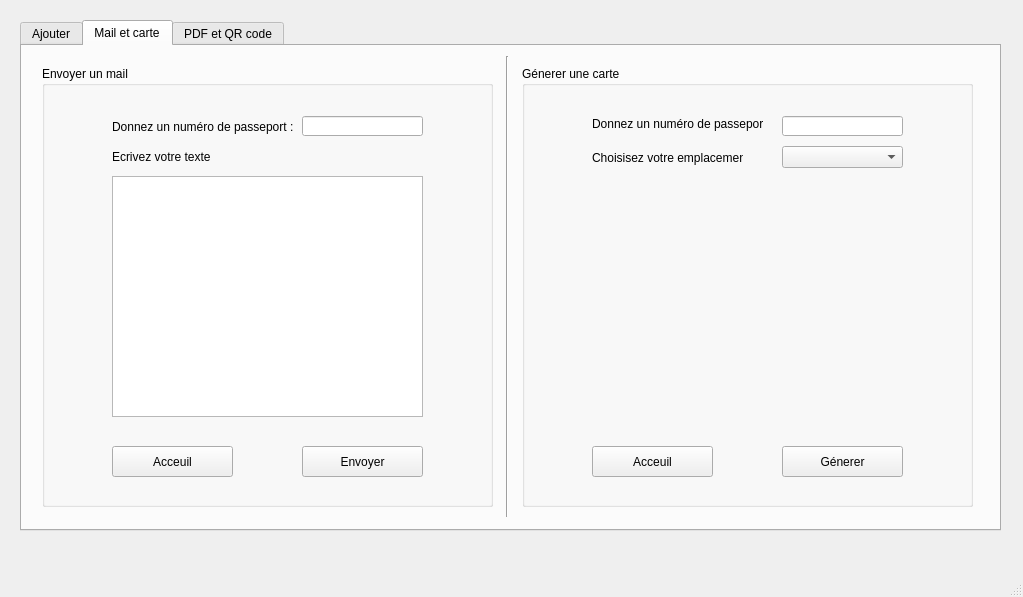
Above: mainwindow.ui from aziz212002/SMART-AIRPORT-2A21 before the change. Below: the same form after it.
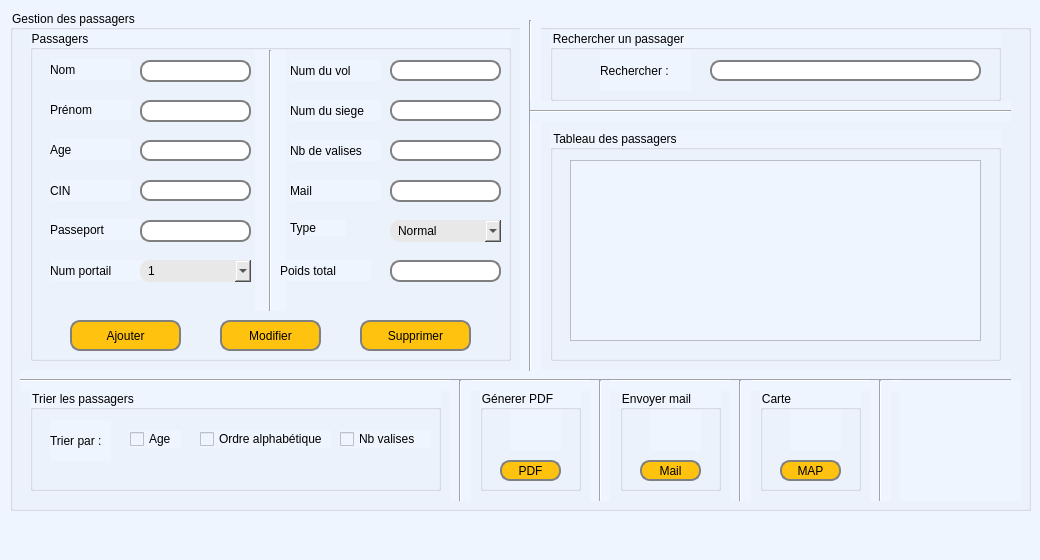
That is the form after the change. The open tabs and pages were chosen to show the change.

Patch:
```diff
--- a/mainwindow.ui
+++ b/mainwindow.ui
@@ -6,39 +6,41 @@
    <rect>
     <x>0</x>
     <y>0</y>
-    <width>1023</width>
-    <height>597</height>
+    <width>1040</width>
+    <height>560</height>
    </rect>
   </property>
   <property name="windowTitle">
    <string>Saisie des passagers</string>
   </property>
+  <property name="styleSheet">
+   <string notr="true">background-color:rgb(239, 245, 255);</string>
+  </property>
   <widget class="QWidget" name="centralwidget">
-   <widget class="QTabWidget" name="tabWidget">
+   <widget class="QGroupBox" name="groupBox">
     <property name="geometry">
      <rect>
-      <x>20</x>
-      <y>20</y>
-      <width>981</width>
-      <height>511</height>
+      <x>10</x>
+      <y>10</y>
+      <width>1021</width>
+      <height>501</height>
      </rect>
     </property>
-    <property name="currentIndex">
-     <number>0</number>
+    <property name="title">
+     <string>Gestion des passagers</string>
     </property>
-    <widget class="QWidget" name="tab">
-     <attribute name="title">
-      <string>Ajouter</string>
-     </attribute>
      <widget class="QGroupBox" name="groupBox_5">
       <property name="geometry">
        <rect>
-        <x>10</x>
+       <x>20</x>
         <y>20</y>
-        <width>471</width>
-        <height>321</height>
-       </rect>
-      </property>
+       <width>481</width>
+       <height>331</height>
+      </rect>
+     </property>
+     <property name="styleSheet">
+      <string notr="true"/>
+     </property>
       <property name="title">
        <string>Passagers</string>
       </property>
@@ -90,6 +92,13 @@
          <height>22</height>
         </rect>
        </property>
+      <property name="styleSheet">
+       <string notr="true">background-color:rgb(255, 255, 255); 
+border: 2px solid gray; 
+border-radius: 10px; 
+padding: 0 8px; 
+selection-background-color: darkgray;</string>
+      </property>
       </widget>
       <widget class="QLineEdit" name="lineEdit_prenom">
        <property name="geometry">
@@ -100,36 +109,50 @@
          <height>22</height>
         </rect>
        </property>
+      <property name="styleSheet">
+       <string notr="true">background-color:rgb(255, 255, 255); 
+border: 2px solid gray; 
+border-radius: 10px; 
+padding: 0 8px; 
+selection-background-color: darkgray;</string>
+      </property>
       </widget>
       <widget class="QLineEdit" name="lineEdit_valise">
        <property name="geometry">
         <rect>
-         <x>340</x>
-         <y>150</y>
+        <x>360</x>
+        <y>110</y>
          <width>111</width>
          <height>21</height>
         </rect>
        </property>
+      <property name="styleSheet">
+       <string notr="true">background-color:rgb(255, 255, 255); 
+border: 2px solid gray; 
+border-radius: 10px; 
+padding: 0 8px; 
+selection-background-color: darkgray;</string>
+      </property>
       </widget>
       <widget class="QLabel" name="label_20">
        <property name="geometry">
         <rect>
          <x>20</x>
          <y>189</y>
-         <width>81</width>
+        <width>91</width>
          <height>21</height>
         </rect>
        </property>
        <property name="text">
-        <string>Num passeport</string>
+       <string>Passeport</string>
        </property>
       </widget>
       <widget class="QLabel" name="label_21">
        <property name="geometry">
         <rect>
-         <x>250</x>
-         <y>149</y>
-         <width>81</width>
+        <x>260</x>
+        <y>110</y>
+        <width>91</width>
          <height>21</height>
         </rect>
        </property>
@@ -146,6 +169,13 @@
          <height>21</height>
         </rect>
        </property>
+      <property name="styleSheet">
+       <string notr="true">background-color:rgb(255, 255, 255); 
+border: 2px solid gray; 
+border-radius: 10px; 
+padding: 0 8px; 
+selection-background-color: darkgray;</string>
+      </property>
       </widget>
       <widget class="QLineEdit" name="lineEdit_pass">
        <property name="geometry">
@@ -156,23 +186,37 @@
          <height>22</height>
         </rect>
        </property>
+      <property name="styleSheet">
+       <string notr="true">background-color:rgb(255, 255, 255); 
+border: 2px solid gray; 
+border-radius: 10px; 
+padding: 0 8px; 
+selection-background-color: darkgray;</string>
+      </property>
       </widget>
       <widget class="QLineEdit" name="lineEdit_siege">
        <property name="geometry">
         <rect>
-         <x>340</x>
-         <y>110</y>
+        <x>360</x>
+        <y>70</y>
          <width>111</width>
          <height>21</height>
         </rect>
        </property>
+      <property name="styleSheet">
+       <string notr="true">background-color:rgb(255, 255, 255); 
+border: 2px solid gray; 
+border-radius: 10px; 
+padding: 0 8px; 
+selection-background-color: darkgray;</string>
+      </property>
       </widget>
       <widget class="QLabel" name="label_22">
        <property name="geometry">
         <rect>
-         <x>250</x>
-         <y>70</y>
-         <width>81</width>
+        <x>260</x>
+        <y>30</y>
+        <width>91</width>
          <height>21</height>
         </rect>
        </property>
@@ -183,9 +227,9 @@
       <widget class="QLabel" name="label_23">
        <property name="geometry">
         <rect>
-         <x>250</x>
-         <y>110</y>
-         <width>81</width>
+        <x>260</x>
+        <y>70</y>
+        <width>91</width>
          <height>21</height>
         </rect>
        </property>
@@ -209,9 +253,9 @@
       <widget class="QLabel" name="label_27">
        <property name="geometry">
         <rect>
-         <x>250</x>
-         <y>190</y>
-         <width>81</width>
+        <x>260</x>
+        <y>150</y>
+        <width>91</width>
          <height>21</height>
         </rect>
        </property>
@@ -222,29 +266,43 @@
       <widget class="QLineEdit" name="lineEdit_mail">
        <property name="geometry">
         <rect>
-         <x>340</x>
-         <y>190</y>
+        <x>360</x>
+        <y>150</y>
          <width>111</width>
          <height>22</height>
         </rect>
        </property>
+      <property name="styleSheet">
+       <string notr="true">background-color:rgb(255, 255, 255); 
+border: 2px solid gray; 
+border-radius: 10px; 
+padding: 0 8px; 
+selection-background-color: darkgray;</string>
+      </property>
       </widget>
       <widget class="QLineEdit" name="lineEdit_vol">
        <property name="geometry">
         <rect>
-         <x>340</x>
-         <y>70</y>
+        <x>360</x>
+        <y>30</y>
          <width>111</width>
          <height>21</height>
         </rect>
        </property>
+      <property name="styleSheet">
+       <string notr="true">background-color:rgb(255, 255, 255); 
+border: 2px solid gray; 
+border-radius: 10px; 
+padding: 0 8px; 
+selection-background-color: darkgray;</string>
+      </property>
       </widget>
       <widget class="QLabel" name="label">
        <property name="geometry">
         <rect>
-         <x>250</x>
-         <y>30</y>
-         <width>81</width>
+        <x>20</x>
+        <y>230</y>
+        <width>91</width>
          <height>21</height>
         </rect>
        </property>
@@ -255,12 +313,19 @@
       <widget class="QPushButton" name="pb_ajouter">
        <property name="geometry">
         <rect>
-         <x>20</x>
-         <y>270</y>
-         <width>93</width>
+        <x>40</x>
+        <y>290</y>
+        <width>111</width>
          <height>31</height>
         </rect>
        </property>
+      <property name="styleSheet">
+       <string notr="true">background-color:rgb(255, 195, 15);
+border: 2px solid gray; 
+border-radius: 10px; 
+padding: 0 8px; 
+selection-background-color: darkgray;</string>
+      </property>
        <property name="text">
         <string>Ajouter</string>
        </property>
@@ -268,12 +333,19 @@
       <widget class="QPushButton" name="pb_modif">
        <property name="geometry">
         <rect>
-         <x>250</x>
-         <y>270</y>
-         <width>91</width>
+        <x>190</x>
+        <y>290</y>
+        <width>101</width>
          <height>31</height>
         </rect>
        </property>
+      <property name="styleSheet">
+       <string notr="true">background-color:rgb(255, 195, 15);
+border: 2px solid gray; 
+border-radius: 10px; 
+padding: 0 8px; 
+selection-background-color: darkgray;</string>
+      </property>
        <property name="text">
         <string>Modifier</string>
        </property>
@@ -281,12 +353,19 @@
       <widget class="QPushButton" name="pb_supp">
        <property name="geometry">
         <rect>
-         <x>360</x>
-         <y>270</y>
-         <width>91</width>
+        <x>330</x>
+        <y>290</y>
+        <width>111</width>
          <height>31</height>
         </rect>
        </property>
+      <property name="styleSheet">
+       <string notr="true">background-color:rgb(255, 195, 15);
+border: 2px solid gray; 
+border-radius: 10px; 
+padding: 0 8px; 
+selection-background-color: darkgray;</string>
+      </property>
        <property name="text">
         <string>Supprimer</string>
        </property>
@@ -296,8 +375,8 @@
         <rect>
          <x>225</x>
          <y>20</y>
-         <width>21</width>
-         <height>201</height>
+        <width>31</width>
+        <height>261</height>
         </rect>
        </property>
        <property name="orientation">
@@ -313,16 +392,28 @@
          <height>21</height>
         </rect>
        </property>
+      <property name="styleSheet">
+       <string notr="true">background-color:rgb(255, 255, 255); 
+border: 2px solid gray; 
+border-radius: 10px; 
+padding: 0 8px; 
+selection-background-color: darkgray;</string>
+      </property>
       </widget>
       <widget class="QComboBox" name="comboBox_portail">
        <property name="geometry">
         <rect>
-         <x>340</x>
-         <y>30</y>
+        <x>110</x>
+        <y>230</y>
          <width>111</width>
          <height>22</height>
         </rect>
        </property>
+      <property name="styleSheet">
+       <string notr="true">background-color:rgb(232, 232, 232);
+border-radius: 10px; 
+padding: 0 8px;</string>
+      </property>
        <item>
         <property name="text">
          <string>1</string>
@@ -349,27 +440,82 @@
         </property>
        </item>
       </widget>
-      <widget class="QPushButton" name="pushButton_18">
+     <widget class="QLabel" name="label_4">
        <property name="geometry">
         <rect>
-         <x>120</x>
-         <y>270</y>
-         <width>121</width>
-         <height>31</height>
+        <x>260</x>
+        <y>190</y>
+        <width>56</width>
+        <height>16</height>
         </rect>
        </property>
        <property name="text">
-        <string>Génerer PDF</string>
+       <string>Type</string>
+      </property>
+     </widget>
+     <widget class="QLineEdit" name="lineEdit_poids">
+      <property name="geometry">
+       <rect>
+        <x>360</x>
+        <y>230</y>
+        <width>111</width>
+        <height>22</height>
+       </rect>
+      </property>
+      <property name="styleSheet">
+       <string notr="true">background-color:rgb(255, 255, 255); 
+border: 2px solid gray; 
+border-radius: 10px; 
+padding: 0 8px; 
+selection-background-color: darkgray;</string>
+      </property>
+     </widget>
+     <widget class="QComboBox" name="comboBox_type">
+      <property name="geometry">
+       <rect>
+        <x>360</x>
+        <y>190</y>
+        <width>111</width>
+        <height>22</height>
+       </rect>
+      </property>
+      <property name="styleSheet">
+       <string notr="true">background-color:rgb(232, 232, 232);
+border-radius: 10px; 
+padding: 0 8px;</string>
+      </property>
+      <item>
+       <property name="text">
+        <string>Normal</string>
+       </property>
+      </item>
+      <item>
+       <property name="text">
+        <string>VIP</string>
+       </property>
+      </item>
+     </widget>
+     <widget class="QLabel" name="label_10">
+      <property name="geometry">
+       <rect>
+        <x>250</x>
+        <y>230</y>
+        <width>91</width>
+        <height>21</height>
+       </rect>
+      </property>
+      <property name="text">
+       <string>Poids total</string>
        </property>
       </widget>
      </widget>
      <widget class="QGroupBox" name="groupBox_7">
       <property name="geometry">
        <rect>
-        <x>510</x>
-        <y>20</y>
-        <width>441</width>
-        <height>321</height>
+       <x>540</x>
+       <y>120</y>
+       <width>451</width>
+       <height>231</height>
        </rect>
       </property>
       <property name="title">
@@ -378,86 +524,47 @@
       <widget class="QTableView" name="tablePassager">
        <property name="geometry">
         <rect>
-         <x>30</x>
-         <y>30</y>
-         <width>381</width>
-         <height>271</height>
-        </rect>
-       </property>
-      </widget>
-     </widget>
-     <widget class="QGroupBox" name="groupBox_2">
-      <property name="geometry">
-       <rect>
         <x>20</x>
-        <y>370</y>
-        <width>471</width>
-        <height>101</height>
+        <y>30</y>
+        <width>411</width>
+        <height>181</height>
        </rect>
       </property>
-      <property name="title">
-       <string>Trier les passagers</string>
-      </property>
-      <widget class="QLabel" name="label_2">
+     </widget>
+    </widget>
+    <widget class="Line" name="line_2">
        <property name="geometry">
         <rect>
          <x>10</x>
-         <y>40</y>
-         <width>61</width>
+       <y>360</y>
+       <width>991</width>
          <height>21</height>
         </rect>
        </property>
-       <property name="text">
-        <string>Trier par : </string>
-       </property>
-      </widget>
-      <widget class="QRadioButton" name="radioB_age">
+     <property name="orientation">
+      <enum>Qt::Horizontal</enum>
+     </property>
+    </widget>
+    <widget class="Line" name="line_3">
        <property name="geometry">
         <rect>
-         <x>80</x>
-         <y>40</y>
-         <width>97</width>
-         <height>20</height>
-        </rect>
-       </property>
-       <property name="text">
-        <string>age</string>
-       </property>
-      </widget>
-      <widget class="QRadioButton" name="radioB_alphabet">
-       <property name="geometry">
-        <rect>
-         <x>190</x>
-         <y>40</y>
-         <width>141</width>
-         <height>20</height>
-        </rect>
-       </property>
-       <property name="text">
-        <string>Ordre alphabétique</string>
-       </property>
-      </widget>
-      <widget class="QRadioButton" name="radioB_nbvalises">
-       <property name="geometry">
-        <rect>
-         <x>340</x>
-         <y>40</y>
-         <width>121</width>
-         <height>20</height>
-        </rect>
-       </property>
-       <property name="text">
-        <string>nb valises</string>
-       </property>
-      </widget>
+       <x>510</x>
+       <y>10</y>
+       <width>21</width>
+       <height>351</height>
+      </rect>
+     </property>
+     <property name="orientation">
+      <enum>Qt::Vertical</enum>
+     </property>
      </widget>
      <widget class="QGroupBox" name="groupBox_3">
       <property name="geometry">
        <rect>
-        <x>520</x>
-        <y>370</y>
-        <width>441</width>
-        <height>101</height>
+       <x>540</x>
+       <y>20</y>
+       <width>451</width>
+       <height>71</height>
        </rect>
       </property>
       <property name="title">
@@ -466,9 +573,9 @@
       <widget class="QLabel" name="label_3">
        <property name="geometry">
         <rect>
-         <x>40</x>
-         <y>30</y>
-         <width>161</width>
+        <x>50</x>
+        <y>20</y>
+        <width>91</width>
          <height>41</height>
         </rect>
        </property>
@@ -479,20 +586,27 @@
       <widget class="QLineEdit" name="lineEdit_recherche">
        <property name="geometry">
         <rect>
-         <x>220</x>
-         <y>40</y>
-         <width>141</width>
+        <x>160</x>
+        <y>30</y>
+        <width>271</width>
          <height>21</height>
         </rect>
        </property>
-      </widget>
-     </widget>
-     <widget class="Line" name="line_2">
+      <property name="styleSheet">
+       <string notr="true">background-color:rgb(255, 255, 255); 
+border: 2px solid gray; 
+border-radius: 10px; 
+padding: 0 8px; 
+selection-background-color: darkgray;</string>
+      </property>
+     </widget>
+    </widget>
+    <widget class="Line" name="line_6">
       <property name="geometry">
        <rect>
-        <x>10</x>
-        <y>345</y>
-        <width>951</width>
+       <x>520</x>
+       <y>91</y>
+       <width>481</width>
         <height>21</height>
        </rect>
       </property>
@@ -500,287 +614,273 @@
        <enum>Qt::Horizontal</enum>
       </property>
      </widget>
-     <widget class="Line" name="line_3">
+    <widget class="QGroupBox" name="groupBox_9">
       <property name="geometry">
        <rect>
-        <x>485</x>
-        <y>10</y>
-        <width>31</width>
-        <height>461</height>
-       </rect>
-      </property>
-      <property name="orientation">
-       <enum>Qt::Vertical</enum>
-      </property>
-     </widget>
-    </widget>
-    <widget class="QWidget" name="tab_8">
-     <attribute name="title">
-      <string>Mail et carte</string>
-     </attribute>
-     <widget class="QGroupBox" name="groupBox">
+       <x>470</x>
+       <y>380</y>
+       <width>101</width>
+       <height>101</height>
+      </rect>
+     </property>
+     <property name="title">
+      <string>Génerer PDF</string>
+     </property>
+     <widget class="QPushButton" name="pushButton_PDF">
       <property name="geometry">
        <rect>
         <x>20</x>
+        <y>70</y>
+        <width>61</width>
+        <height>21</height>
+       </rect>
+      </property>
+      <property name="styleSheet">
+       <string notr="true">background-color:rgb(255, 195, 15);
+border: 2px solid gray; 
+border-radius: 10px; 
+padding: 0 8px; 
+selection-background-color: darkgray;</string>
+      </property>
+      <property name="text">
+       <string>PDF</string>
+      </property>
+     </widget>
+     <widget class="QLabel" name="label_pdf">
+      <property name="geometry">
+       <rect>
+        <x>30</x>
         <y>20</y>
-        <width>451</width>
-        <height>441</height>
+        <width>51</width>
+        <height>41</height>
        </rect>
       </property>
-      <property name="title">
-       <string>Envoyer un mail</string>
+      <property name="text">
+       <string/>
       </property>
-      <widget class="QPushButton" name="pushButton_15">
+     </widget>
+    </widget>
+    <widget class="QGroupBox" name="groupBox_4">
        <property name="geometry">
         <rect>
-         <x>260</x>
+       <x>610</x>
          <y>380</y>
-         <width>121</width>
-         <height>31</height>
-        </rect>
-       </property>
+       <width>101</width>
+       <height>101</height>
+      </rect>
+     </property>
+     <property name="title">
+      <string>Envoyer mail</string>
+     </property>
+     <widget class="QPushButton" name="pushButton_mail">
+      <property name="geometry">
+       <rect>
+        <x>20</x>
+        <y>70</y>
+        <width>61</width>
+        <height>21</height>
+       </rect>
+      </property>
+      <property name="styleSheet">
+       <string notr="true">background-color:rgb(255, 195, 15);
+border: 2px solid gray; 
+border-radius: 10px; 
+padding: 0 8px; 
+selection-background-color: darkgray;</string>
+      </property>
        <property name="text">
-        <string>Envoyer</string>
-       </property>
-      </widget>
-      <widget class="QPushButton" name="pushButton_16">
+       <string>Mail</string>
+      </property>
+     </widget>
+     <widget class="QLabel" name="label_mail">
        <property name="geometry">
         <rect>
-         <x>70</x>
+        <x>30</x>
+        <y>20</y>
+        <width>51</width>
+        <height>41</height>
+       </rect>
+      </property>
+      <property name="text">
+       <string/>
+      </property>
+     </widget>
+    </widget>
+    <widget class="QGroupBox" name="groupBox_2">
+     <property name="geometry">
+      <rect>
+       <x>20</x>
          <y>380</y>
-         <width>121</width>
-         <height>31</height>
-        </rect>
-       </property>
+       <width>411</width>
+       <height>101</height>
+      </rect>
+     </property>
+     <property name="title">
+      <string>Trier les passagers</string>
+     </property>
+     <widget class="QLabel" name="label_2">
+      <property name="geometry">
+       <rect>
+        <x>20</x>
+        <y>30</y>
+        <width>61</width>
+        <height>41</height>
+       </rect>
+      </property>
        <property name="text">
-        <string>Acceuil</string>
-       </property>
-      </widget>
-      <widget class="QLabel" name="label_6">
+       <string>Trier par : </string>
+      </property>
+     </widget>
+     <widget class="QCheckBox" name="checkBox_age">
        <property name="geometry">
         <rect>
-         <x>70</x>
-         <y>50</y>
-         <width>181</width>
-         <height>21</height>
+        <x>100</x>
+        <y>40</y>
+        <width>51</width>
+        <height>18</height>
         </rect>
        </property>
        <property name="text">
-        <string>Donnez un numéro de passeport :</string>
-       </property>
-      </widget>
-      <widget class="QLineEdit" name="lineEdit_7">
+       <string>Age</string>
+      </property>
+     </widget>
+     <widget class="QCheckBox" name="checkBox_alphabet">
        <property name="geometry">
         <rect>
-         <x>260</x>
-         <y>50</y>
-         <width>121</width>
-         <height>20</height>
-        </rect>
-       </property>
-      </widget>
-      <widget class="QLabel" name="label_9">
+        <x>170</x>
+        <y>40</y>
+        <width>131</width>
+        <height>18</height>
+       </rect>
+      </property>
+      <property name="text">
+       <string>Ordre alphabétique</string>
+      </property>
+     </widget>
+     <widget class="QCheckBox" name="checkBox_3">
        <property name="geometry">
         <rect>
-         <x>70</x>
-         <y>80</y>
-         <width>101</width>
-         <height>21</height>
+        <x>310</x>
+        <y>40</y>
+        <width>91</width>
+        <height>18</height>
         </rect>
        </property>
        <property name="text">
-        <string>Ecrivez votre texte :</string>
-       </property>
-      </widget>
-      <widget class="QTextEdit" name="textEdit">
+       <string>Nb valises</string>
+      </property>
+     </widget>
+    </widget>
+    <widget class="Line" name="line_7">
        <property name="geometry">
         <rect>
-         <x>70</x>
-         <y>110</y>
-         <width>311</width>
-         <height>241</height>
-        </rect>
-       </property>
-      </widget>
+       <x>440</x>
+       <y>370</y>
+       <width>21</width>
+       <height>121</height>
+      </rect>
+     </property>
+     <property name="orientation">
+      <enum>Qt::Vertical</enum>
+     </property>
+    </widget>
+    <widget class="Line" name="line_8">
+     <property name="geometry">
+      <rect>
+       <x>580</x>
+       <y>370</y>
+       <width>20</width>
+       <height>121</height>
+      </rect>
+     </property>
+     <property name="orientation">
+      <enum>Qt::Vertical</enum>
+     </property>
+    </widget>
+    <widget class="Line" name="line_9">
+     <property name="geometry">
+      <rect>
+       <x>720</x>
+       <y>370</y>
+       <width>21</width>
+       <height>121</height>
+      </rect>
+     </property>
+     <property name="orientation">
+      <enum>Qt::Vertical</enum>
+     </property>
+    </widget>
+    <widget class="Line" name="line_10">
+     <property name="geometry">
+      <rect>
+       <x>860</x>
+       <y>370</y>
+       <width>21</width>
+       <height>121</height>
+      </rect>
+     </property>
+     <property name="orientation">
+      <enum>Qt::Vertical</enum>
+     </property>
      </widget>
      <widget class="QGroupBox" name="groupBox_8">
       <property name="geometry">
        <rect>
-        <x>500</x>
-        <y>20</y>
-        <width>451</width>
-        <height>441</height>
+       <x>750</x>
+       <y>380</y>
+       <width>101</width>
+       <height>101</height>
        </rect>
       </property>
       <property name="title">
-       <string>Génerer une carte</string>
-      </property>
-      <widget class="QPushButton" name="pushButton_9">
+      <string>Carte</string>
+     </property>
+     <widget class="QPushButton" name="pushButton_map">
        <property name="geometry">
         <rect>
-         <x>70</x>
-         <y>380</y>
-         <width>121</width>
-         <height>31</height>
-        </rect>
-       </property>
-       <property name="text">
-        <string>Acceuil</string>
-       </property>
-      </widget>
-      <widget class="QPushButton" name="pushButton_10">
-       <property name="geometry">
-        <rect>
-         <x>260</x>
-         <y>380</y>
-         <width>121</width>
-         <height>31</height>
-        </rect>
-       </property>
-       <property name="text">
-        <string>Génerer</string>
-       </property>
-      </widget>
-      <widget class="QLabel" name="label_7">
-       <property name="geometry">
-        <rect>
-         <x>70</x>
-         <y>50</y>
-         <width>171</width>
-         <height>16</height>
-        </rect>
-       </property>
-       <property name="text">
-        <string>Donnez un numéro de passeport :</string>
-       </property>
-      </widget>
-      <widget class="QLabel" name="label_8">
-       <property name="geometry">
-        <rect>
-         <x>70</x>
-         <y>81</y>
-         <width>151</width>
+        <x>20</x>
+        <y>70</y>
+        <width>61</width>
          <height>21</height>
         </rect>
        </property>
+      <property name="styleSheet">
+       <string notr="true">background-color:rgb(255, 195, 15);
+border: 2px solid gray; 
+border-radius: 10px; 
+padding: 0 8px; 
+selection-background-color: darkgray;</string>
+      </property>
        <property name="text">
-        <string>Choisisez votre emplacement : </string>
-       </property>
-      </widget>
-      <widget class="QLineEdit" name="lineEdit_8">
+       <string>MAP</string>
+      </property>
+     </widget>
+     <widget class="QLabel" name="label_map">
        <property name="geometry">
         <rect>
-         <x>260</x>
-         <y>50</y>
-         <width>121</width>
-         <height>20</height>
-        </rect>
-       </property>
-      </widget>
-      <widget class="QComboBox" name="comboBox_2">
-       <property name="geometry">
-        <rect>
-         <x>260</x>
-         <y>80</y>
-         <width>121</width>
-         <height>22</height>
-        </rect>
-       </property>
-      </widget>
-     </widget>
-     <widget class="Line" name="line_4">
-      <property name="geometry">
-       <rect>
-        <x>470</x>
-        <y>10</y>
-        <width>31</width>
-        <height>461</height>
-       </rect>
-      </property>
-      <property name="orientation">
-       <enum>Qt::Vertical</enum>
-      </property>
-     </widget>
-    </widget>
-    <widget class="QWidget" name="tab_7">
-     <attribute name="title">
-      <string>PDF et QR code</string>
-     </attribute>
-     <widget class="QGroupBox" name="groupBox_6">
-      <property name="geometry">
-       <rect>
-        <x>500</x>
+        <x>30</x>
         <y>20</y>
-        <width>451</width>
-        <height>441</height>
+        <width>51</width>
+        <height>41</height>
        </rect>
       </property>
-      <property name="title">
-       <string>Génerer un QR code</string>
-      </property>
-      <widget class="QPushButton" name="pushButton_6">
-       <property name="geometry">
-        <rect>
-         <x>70</x>
-         <y>380</y>
-         <width>121</width>
-         <height>31</height>
-        </rect>
-       </property>
        <property name="text">
-        <string>Acceuil</string>
-       </property>
-      </widget>
-      <widget class="QPushButton" name="pushButton_8">
+       <string/>
+      </property>
+     </widget>
+    </widget>
+    <widget class="QLabel" name="qrcode_2">
        <property name="geometry">
         <rect>
-         <x>260</x>
-         <y>380</y>
+       <x>890</x>
+       <y>370</y>
          <width>121</width>
-         <height>31</height>
+       <height>121</height>
         </rect>
        </property>
        <property name="text">
-        <string>Génerer</string>
-       </property>
-      </widget>
-      <widget class="QLabel" name="label_5">
-       <property name="geometry">
-        <rect>
-         <x>70</x>
-         <y>50</y>
-         <width>171</width>
-         <height>20</height>
-        </rect>
-       </property>
-       <property name="text">
-        <string>Donnez un numéro de passeport :</string>
-       </property>
-      </widget>
-      <widget class="QLineEdit" name="lineEdit_3">
-       <property name="geometry">
-        <rect>
-         <x>262</x>
-         <y>50</y>
-         <width>121</width>
-         <height>20</height>
-        </rect>
-       </property>
-      </widget>
-     </widget>
-     <widget class="Line" name="line_5">
-      <property name="geometry">
-       <rect>
-        <x>470</x>
-        <y>10</y>
-        <width>31</width>
-        <height>461</height>
-       </rect>
-      </property>
-      <property name="orientation">
-       <enum>Qt::Vertical</enum>
-      </property>
-     </widget>
+      <string/>
+     </property>
     </widget>
    </widget>
   </widget>
@@ -789,8 +889,8 @@
     <rect>
      <x>0</x>
      <y>0</y>
-     <width>1023</width>
-     <height>26</height>
+     <width>1040</width>
+     <height>22</height>
     </rect>
    </property>
   </widget>
```
Lines whose indentation alone changed are shown as unchanged.
